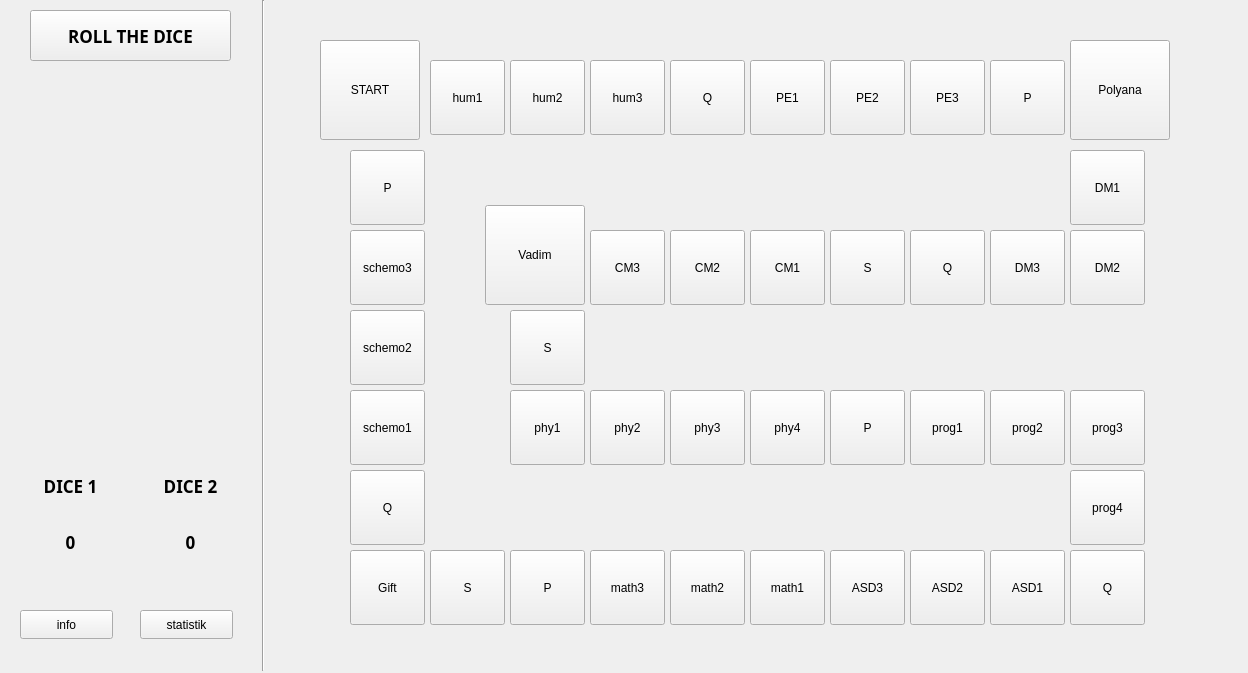
First picture: the form in mapwindow.ui, repository Molodid-Tyshchenko/qt-monopoly-, before the edit.
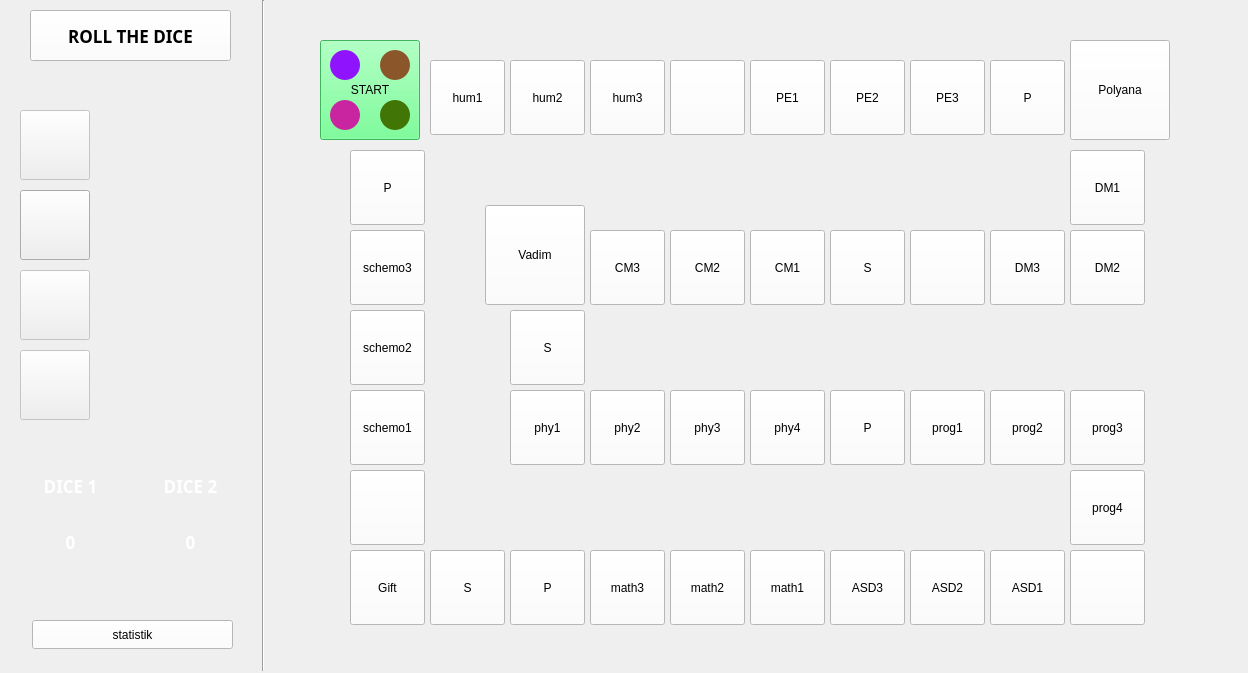
Second picture: the form after the edit. Icons and pictures are not drawn.

```diff
--- a/mapwindow.ui
+++ b/mapwindow.ui
@@ -19,6 +19,13 @@
   <property name="windowTitle">
    <string>Form</string>
   </property>
+  <property name="styleSheet">
+   <string notr="true">background-color: rgb(68, 68, 68);
+QPushButton {
+    background-color: rgb(255, 255, 255);
+}
+</string>
+  </property>
   <widget class="QPushButton" name="bRollDice">
    <property name="geometry">
     <rect>
@@ -37,6 +44,9 @@
      <underline>false</underline>
     </font>
    </property>
+   <property name="styleSheet">
+    <string notr="true">background-color: rgb(255, 255, 255);</string>
+   </property>
    <property name="text">
     <string>ROLL THE DICE</string>
    </property>
@@ -56,6 +66,9 @@
    <property name="mouseTracking">
     <bool>false</bool>
    </property>
+   <property name="styleSheet">
+    <string notr="true">background-color: rgb(85, 255, 127);</string>
+   </property>
    <property name="text">
     <string>START</string>
    </property>
@@ -90,6 +103,9 @@
      <pointsize>12</pointsize>
     </font>
    </property>
+   <property name="styleSheet">
+    <string notr="true">color: rgb(255, 255, 255);</string>
+   </property>
    <property name="text">
     <string/>
    </property>
@@ -111,6 +127,9 @@
      <pointsize>12</pointsize>
     </font>
    </property>
+   <property name="styleSheet">
+    <string notr="true">color: rgb(255, 255, 255);</string>
+   </property>
    <property name="text">
     <string/>
    </property>
@@ -132,6 +151,9 @@
      <pointsize>12</pointsize>
     </font>
    </property>
+   <property name="styleSheet">
+    <string notr="true">color: rgb(255, 255, 255);</string>
+   </property>
    <property name="text">
     <string/>
    </property>
@@ -153,6 +175,9 @@
      <pointsize>12</pointsize>
     </font>
    </property>
+   <property name="styleSheet">
+    <string notr="true">color: rgb(255, 255, 255);</string>
+   </property>
    <property name="text">
     <string/>
    </property>
@@ -175,6 +200,9 @@
    <property name="mouseTracking">
     <bool>false</bool>
    </property>
+   <property name="styleSheet">
+    <string notr="true">background-color: rgb(255, 255, 255);</string>
+   </property>
    <property name="text">
     <string>hum1</string>
    </property>
@@ -197,6 +225,9 @@
    <property name="mouseTracking">
     <bool>false</bool>
    </property>
+   <property name="styleSheet">
+    <string notr="true">background-color: rgb(255, 255, 255);</string>
+   </property>
    <property name="text">
     <string>hum2</string>
    </property>
@@ -219,6 +250,9 @@
    <property name="mouseTracking">
     <bool>false</bool>
    </property>
+   <property name="styleSheet">
+    <string notr="true">background-color: rgb(255, 255, 255);</string>
+   </property>
    <property name="text">
     <string>hum3</string>
    </property>
@@ -241,8 +275,22 @@
    <property name="mouseTracking">
     <bool>false</bool>
    </property>
+   <property name="styleSheet">
+    <string notr="true">background-color: rgb(255, 255, 255);</string>
+   </property>
    <property name="text">
-    <string>Q</string>
+    <string/>
+   </property>
+   <property name="icon">
+    <iconset>
+     <normaloff>:/new/prefix2/question.png</normaloff>
+     <disabledoff>:/new/prefix2/images/question.png</disabledoff>:/new/prefix2/question.png</iconset>
+   </property>
+   <property name="iconSize">
+    <size>
+     <width>50</width>
+     <height>50</height>
+    </size>
    </property>
    <property name="checkable">
     <bool>false</bool>
@@ -263,6 +311,9 @@
    <property name="mouseTracking">
     <bool>false</bool>
    </property>
+   <property name="styleSheet">
+    <string notr="true">background-color: rgb(255, 255, 255);</string>
+   </property>
    <property name="text">
     <string>PE1</string>
    </property>
@@ -285,6 +336,9 @@
    <property name="mouseTracking">
     <bool>false</bool>
    </property>
+   <property name="styleSheet">
+    <string notr="true">background-color: rgb(255, 255, 255);</string>
+   </property>
    <property name="text">
     <string>PE2</string>
    </property>
@@ -307,6 +361,9 @@
    <property name="mouseTracking">
     <bool>false</bool>
    </property>
+   <property name="styleSheet">
+    <string notr="true">background-color: rgb(255, 255, 255);</string>
+   </property>
    <property name="text">
     <string>PE3</string>
    </property>
@@ -329,6 +386,9 @@
    <property name="mouseTracking">
     <bool>false</bool>
    </property>
+   <property name="styleSheet">
+    <string notr="true">background-color: rgb(255, 255, 255);</string>
+   </property>
    <property name="text">
     <string>P</string>
    </property>
@@ -351,6 +411,9 @@
    <property name="mouseTracking">
     <bool>false</bool>
    </property>
+   <property name="styleSheet">
+    <string notr="true">background-color: rgb(255, 255, 255);</string>
+   </property>
    <property name="text">
     <string>Polyana</string>
    </property>
@@ -373,6 +436,9 @@
    <property name="mouseTracking">
     <bool>false</bool>
    </property>
+   <property name="styleSheet">
+    <string notr="true">background-color: rgb(255, 255, 255);</string>
+   </property>
    <property name="text">
     <string>DM1</string>
    </property>
@@ -395,6 +461,9 @@
    <property name="mouseTracking">
     <bool>false</bool>
    </property>
+   <property name="styleSheet">
+    <string notr="true">background-color: rgb(255, 255, 255);</string>
+   </property>
    <property name="text">
     <string>DM2</string>
    </property>
@@ -417,6 +486,9 @@
    <property name="mouseTracking">
     <bool>false</bool>
    </property>
+   <property name="styleSheet">
+    <string notr="true">background-color: rgb(255, 255, 255);</string>
+   </property>
    <property name="text">
     <string>DM3</string>
    </property>
@@ -439,6 +511,9 @@
    <property name="mouseTracking">
     <bool>false</bool>
    </property>
+   <property name="styleSheet">
+    <string notr="true">background-color: rgb(255, 255, 255);</string>
+   </property>
    <property name="text">
     <string>CM2</string>
    </property>
@@ -461,6 +536,9 @@
    <property name="mouseTracking">
     <bool>false</bool>
    </property>
+   <property name="styleSheet">
+    <string notr="true">background-color: rgb(255, 255, 255);</string>
+   </property>
    <property name="text">
     <string>CM1</string>
    </property>
@@ -483,8 +561,22 @@
    <property name="mouseTracking">
     <bool>false</bool>
    </property>
+   <property name="styleSheet">
+    <string notr="true">background-color: rgb(255, 255, 255);</string>
+   </property>
    <property name="text">
-    <string>Q</string>
+    <string/>
+   </property>
+   <property name="icon">
+    <iconset>
+     <normaloff>:/new/prefix2/question.png</normaloff>
+     <disabledoff>:/new/prefix2/images/question.png</disabledoff>:/new/prefix2/question.png</iconset>
+   </property>
+   <property name="iconSize">
+    <size>
+     <width>50</width>
+     <height>50</height>
+    </size>
    </property>
    <property name="checkable">
     <bool>false</bool>
@@ -505,6 +597,9 @@
    <property name="mouseTracking">
     <bool>false</bool>
    </property>
+   <property name="styleSheet">
+    <string notr="true">background-color: rgb(255, 255, 255);</string>
+   </property>
    <property name="text">
     <string>S</string>
    </property>
@@ -527,6 +622,9 @@
    <property name="mouseTracking">
     <bool>false</bool>
    </property>
+   <property name="styleSheet">
+    <string notr="true">background-color: rgb(255, 255, 255);</string>
+   </property>
    <property name="text">
     <string>Vadim</string>
    </property>
@@ -549,6 +647,9 @@
    <property name="mouseTracking">
     <bool>false</bool>
    </property>
+   <property name="styleSheet">
+    <string notr="true">background-color: rgb(255, 255, 255);</string>
+   </property>
    <property name="text">
     <string>phy1</string>
    </property>
@@ -571,6 +672,9 @@
    <property name="mouseTracking">
     <bool>false</bool>
    </property>
+   <property name="styleSheet">
+    <string notr="true">background-color: rgb(255, 255, 255);</string>
+   </property>
    <property name="text">
     <string>S</string>
    </property>
@@ -593,6 +697,9 @@
    <property name="mouseTracking">
     <bool>false</bool>
    </property>
+   <property name="styleSheet">
+    <string notr="true">background-color: rgb(255, 255, 255);</string>
+   </property>
    <property name="text">
     <string>phy4</string>
    </property>
@@ -615,6 +722,9 @@
    <property name="mouseTracking">
     <bool>false</bool>
    </property>
+   <property name="styleSheet">
+    <string notr="true">background-color: rgb(255, 255, 255);</string>
+   </property>
    <property name="text">
     <string>P</string>
    </property>
@@ -637,6 +747,9 @@
    <property name="mouseTracking">
     <bool>false</bool>
    </property>
+   <property name="styleSheet">
+    <string notr="true">background-color: rgb(255, 255, 255);</string>
+   </property>
    <property name="text">
     <string>phy3</string>
    </property>
@@ -664,6 +777,9 @@
    <property name="mouseTracking">
     <bool>false</bool>
    </property>
+   <property name="styleSheet">
+    <string notr="true">background-color: rgb(255, 255, 255);</string>
+   </property>
    <property name="text">
     <string>prog1</string>
    </property>
@@ -686,6 +802,9 @@
    <property name="mouseTracking">
     <bool>false</bool>
    </property>
+   <property name="styleSheet">
+    <string notr="true">background-color: rgb(255, 255, 255);</string>
+   </property>
    <property name="text">
     <string>prog3</string>
    </property>
@@ -708,6 +827,12 @@
    <property name="mouseTracking">
     <bool>false</bool>
    </property>
+   <property name="autoFillBackground">
+    <bool>false</bool>
+   </property>
+   <property name="styleSheet">
+    <string notr="true">background-color: rgb(255, 255, 255);</string>
+   </property>
    <property name="text">
     <string>prog2</string>
    </property>
@@ -730,6 +855,9 @@
    <property name="mouseTracking">
     <bool>false</bool>
    </property>
+   <property name="styleSheet">
+    <string notr="true">background-color: rgb(255, 255, 255);</string>
+   </property>
    <property name="text">
     <string>CM3</string>
    </property>
@@ -752,6 +880,9 @@
    <property name="mouseTracking">
     <bool>false</bool>
    </property>
+   <property name="styleSheet">
+    <string notr="true">background-color: rgb(255, 255, 255);</string>
+   </property>
    <property name="text">
     <string>phy2</string>
    </property>
@@ -774,8 +905,22 @@
    <property name="mouseTracking">
     <bool>false</bool>
    </property>
+   <property name="styleSheet">
+    <string notr="true">background-color: rgb(255, 255, 255);</string>
+   </property>
    <property name="text">
-    <string>Q</string>
+    <string/>
+   </property>
+   <property name="icon">
+    <iconset>
+     <normaloff>:/new/prefix2/question.png</normaloff>
+     <disabledoff>:/new/prefix2/images/question.png</disabledoff>:/new/prefix2/question.png</iconset>
+   </property>
+   <property name="iconSize">
+    <size>
+     <width>50</width>
+     <height>50</height>
+    </size>
    </property>
    <property name="checkable">
     <bool>false</bool>
@@ -796,6 +941,9 @@
    <property name="mouseTracking">
     <bool>false</bool>
    </property>
+   <property name="styleSheet">
+    <string notr="true">background-color: rgb(255, 255, 255);</string>
+   </property>
    <property name="text">
     <string>prog4</string>
    </property>
@@ -818,6 +966,9 @@
    <property name="mouseTracking">
     <bool>false</bool>
    </property>
+   <property name="styleSheet">
+    <string notr="true">background-color: rgb(255, 255, 255);</string>
+   </property>
    <property name="text">
     <string>ASD1</string>
    </property>
@@ -840,6 +991,9 @@
    <property name="mouseTracking">
     <bool>false</bool>
    </property>
+   <property name="styleSheet">
+    <string notr="true">background-color: rgb(255, 255, 255);</string>
+   </property>
    <property name="text">
     <string>ASD3</string>
    </property>
@@ -862,6 +1016,9 @@
    <property name="mouseTracking">
     <bool>false</bool>
    </property>
+   <property name="styleSheet">
+    <string notr="true">background-color: rgb(255, 255, 255);</string>
+   </property>
    <property name="text">
     <string>math1</string>
    </property>
@@ -884,6 +1041,9 @@
    <property name="mouseTracking">
     <bool>false</bool>
    </property>
+   <property name="styleSheet">
+    <string notr="true">background-color: rgb(255, 255, 255);</string>
+   </property>
    <property name="text">
     <string>math2</string>
    </property>
@@ -906,6 +1066,9 @@
    <property name="mouseTracking">
     <bool>false</bool>
    </property>
+   <property name="styleSheet">
+    <string notr="true">background-color: rgb(255, 255, 255);</string>
+   </property>
    <property name="text">
     <string>ASD2</string>
    </property>
@@ -928,6 +1091,9 @@
    <property name="mouseTracking">
     <bool>false</bool>
    </property>
+   <property name="styleSheet">
+    <string notr="true">background-color: rgb(255, 255, 255);</string>
+   </property>
    <property name="text">
     <string>P</string>
    </property>
@@ -950,6 +1116,9 @@
    <property name="mouseTracking">
     <bool>false</bool>
    </property>
+   <property name="styleSheet">
+    <string notr="true">background-color: rgb(255, 255, 255);</string>
+   </property>
    <property name="text">
     <string>math3</string>
    </property>
@@ -972,6 +1141,9 @@
    <property name="mouseTracking">
     <bool>false</bool>
    </property>
+   <property name="styleSheet">
+    <string notr="true">background-color: rgb(255, 255, 255);</string>
+   </property>
    <property name="text">
     <string>Gift</string>
    </property>
@@ -994,6 +1166,9 @@
    <property name="mouseTracking">
     <bool>false</bool>
    </property>
+   <property name="styleSheet">
+    <string notr="true">background-color: rgb(255, 255, 255);</string>
+   </property>
    <property name="text">
     <string>S</string>
    </property>
@@ -1016,6 +1191,9 @@
    <property name="mouseTracking">
     <bool>false</bool>
    </property>
+   <property name="styleSheet">
+    <string notr="true">background-color: rgb(255, 255, 255);</string>
+   </property>
    <property name="text">
     <string>schemo1</string>
    </property>
@@ -1038,8 +1216,22 @@
    <property name="mouseTracking">
     <bool>false</bool>
    </property>
+   <property name="styleSheet">
+    <string notr="true">background-color: rgb(255, 255, 255);</string>
+   </property>
    <property name="text">
-    <string>Q</string>
+    <string/>
+   </property>
+   <property name="icon">
+    <iconset>
+     <normaloff>:/new/prefix2/question.png</normaloff>
+     <disabledoff>:/new/prefix2/images/question.png</disabledoff>:/new/prefix2/question.png</iconset>
+   </property>
+   <property name="iconSize">
+    <size>
+     <width>50</width>
+     <height>50</height>
+    </size>
    </property>
    <property name="checkable">
     <bool>false</bool>
@@ -1060,6 +1252,9 @@
    <property name="mouseTracking">
     <bool>false</bool>
    </property>
+   <property name="styleSheet">
+    <string notr="true">background-color: rgb(255, 255, 255);</string>
+   </property>
    <property name="text">
     <string>schemo3</string>
    </property>
@@ -1082,6 +1277,9 @@
    <property name="mouseTracking">
     <bool>false</bool>
    </property>
+   <property name="styleSheet">
+    <string notr="true">background-color: rgb(255, 255, 255);</string>
+   </property>
    <property name="text">
     <string>schemo2</string>
    </property>
@@ -1104,6 +1302,9 @@
    <property name="mouseTracking">
     <bool>false</bool>
    </property>
+   <property name="styleSheet">
+    <string notr="true">background-color: rgb(255, 255, 255);</string>
+   </property>
    <property name="text">
     <string>P</string>
    </property>
@@ -1120,6 +1321,9 @@
      <height>20</height>
     </rect>
    </property>
+   <property name="styleSheet">
+    <string notr="true">color: rgb(255, 255, 255);</string>
+   </property>
    <property name="text">
     <string/>
    </property>
@@ -1133,6 +1337,9 @@
      <height>20</height>
     </rect>
    </property>
+   <property name="styleSheet">
+    <string notr="true">color: rgb(255, 255, 255);</string>
+   </property>
    <property name="text">
     <string/>
    </property>
@@ -1146,6 +1353,9 @@
      <height>20</height>
     </rect>
    </property>
+   <property name="styleSheet">
+    <string notr="true">color: rgb(255, 255, 255);</string>
+   </property>
    <property name="text">
     <string/>
    </property>
@@ -1162,57 +1372,8 @@
      <height>20</height>
     </rect>
    </property>
-   <property name="text">
-    <string/>
-   </property>
-  </widget>
-  <widget class="QLabel" name="pos1">
-   <property name="geometry">
-    <rect>
-     <x>170</x>
-     <y>110</y>
-     <width>63</width>
-     <height>20</height>
-    </rect>
-   </property>
-   <property name="text">
-    <string/>
-   </property>
-  </widget>
-  <widget class="QLabel" name="pos2">
-   <property name="geometry">
-    <rect>
-     <x>170</x>
-     <y>210</y>
-     <width>63</width>
-     <height>20</height>
-    </rect>
-   </property>
-   <property name="text">
-    <string/>
-   </property>
-  </widget>
-  <widget class="QLabel" name="pos3">
-   <property name="geometry">
-    <rect>
-     <x>170</x>
-     <y>270</y>
-     <width>63</width>
-     <height>20</height>
-    </rect>
-   </property>
-   <property name="text">
-    <string/>
-   </property>
-  </widget>
-  <widget class="QLabel" name="pos4">
-   <property name="geometry">
-    <rect>
-     <x>180</x>
-     <y>350</y>
-     <width>63</width>
-     <height>20</height>
-    </rect>
+   <property name="styleSheet">
+    <string notr="true">color: rgb(255, 255, 255);</string>
    </property>
    <property name="text">
     <string/>
@@ -1234,6 +1395,9 @@
      <bold>true</bold>
     </font>
    </property>
+   <property name="styleSheet">
+    <string notr="true">color: rgb(255, 255, 255);</string>
+   </property>
    <property name="text">
     <string>DICE 1</string>
    </property>
@@ -1257,6 +1421,9 @@
      <bold>true</bold>
     </font>
    </property>
+   <property name="styleSheet">
+    <string notr="true">color: rgb(255, 255, 255);</string>
+   </property>
    <property name="text">
     <string>DICE 2</string>
    </property>
@@ -1289,6 +1456,9 @@
    <property name="focusPolicy">
     <enum>Qt::NoFocus</enum>
    </property>
+   <property name="styleSheet">
+    <string notr="true">color: rgb(255, 255, 255);</string>
+   </property>
    <property name="text">
     <string>0</string>
    </property>
@@ -1312,6 +1482,9 @@
      <bold>true</bold>
     </font>
    </property>
+   <property name="styleSheet">
+    <string notr="true">color: rgb(255, 255, 255);</string>
+   </property>
    <property name="text">
     <string>0</string>
    </property>
@@ -1319,32 +1492,214 @@
     <set>Qt::AlignHCenter|Qt::AlignTop</set>
    </property>
   </widget>
-  <widget class="QPushButton" name="pushButton">
-   <property name="geometry">
-    <rect>
-     <x>20</x>
-     <y>610</y>
-     <width>93</width>
-     <height>29</height>
-    </rect>
-   </property>
-   <property name="text">
-    <string>info</string>
-   </property>
-  </widget>
   <widget class="QPushButton" name="pushButton_2">
    <property name="geometry">
     <rect>
-     <x>140</x>
-     <y>610</y>
-     <width>93</width>
+     <x>32</x>
+     <y>620</y>
+     <width>201</width>
      <height>29</height>
     </rect>
    </property>
+   <property name="styleSheet">
+    <string notr="true">background-color: rgb(255, 255, 255);</string>
+   </property>
    <property name="text">
     <string>statistik</string>
    </property>
   </widget>
+  <widget class="QPushButton" name="pl1">
+   <property name="geometry">
+    <rect>
+     <x>330</x>
+     <y>50</y>
+     <width>30</width>
+     <height>30</height>
+    </rect>
+   </property>
+   <property name="styleSheet">
+    <string notr="true">background-color: rgb(144, 19, 254);
+color: rgb(255, 255, 255);
+font: 10pt &quot;Segoe UI&quot;;
+border-radius: 15px;
+
+</string>
+   </property>
+   <property name="text">
+    <string/>
+   </property>
+  </widget>
+  <widget class="QPushButton" name="pl2">
+   <property name="geometry">
+    <rect>
+     <x>330</x>
+     <y>100</y>
+     <width>30</width>
+     <height>30</height>
+    </rect>
+   </property>
+   <property name="styleSheet">
+    <string notr="true">background-color: rgb(201, 37, 161);
+color: rgb(255, 255, 255);
+font: 10pt &quot;Segoe UI&quot;;
+border-radius: 15px;</string>
+   </property>
+   <property name="text">
+    <string/>
+   </property>
+  </widget>
+  <widget class="QPushButton" name="pl3">
+   <property name="geometry">
+    <rect>
+     <x>380</x>
+     <y>50</y>
+     <width>30</width>
+     <height>30</height>
+    </rect>
+   </property>
+   <property name="styleSheet">
+    <string notr="true">color: rgb(255, 255, 255);
+font: 10pt &quot;Segoe UI&quot;;
+background-color: rgb(139, 87, 42);
+border-radius: 15px;</string>
+   </property>
+   <property name="text">
+    <string/>
+   </property>
+  </widget>
+  <widget class="QPushButton" name="pl4">
+   <property name="geometry">
+    <rect>
+     <x>380</x>
+     <y>100</y>
+     <width>30</width>
+     <height>30</height>
+    </rect>
+   </property>
+   <property name="styleSheet">
+    <string notr="true">background-color: rgb(65, 117, 5);
+color: rgb(255, 255, 255);
+font: 10pt &quot;Segoe UI&quot;;
+border-radius: 15px;</string>
+   </property>
+   <property name="text">
+    <string/>
+   </property>
+  </widget>
+  <widget class="QPushButton" name="icon_pl1">
+   <property name="enabled">
+    <bool>false</bool>
+   </property>
+   <property name="geometry">
+    <rect>
+     <x>20</x>
+     <y>110</y>
+     <width>70</width>
+     <height>70</height>
+    </rect>
+   </property>
+   <property name="text">
+    <string/>
+   </property>
+   <property name="icon">
+    <iconset resource="pl1.qrc">
+     <normaloff>:/new/prefix1/images/pl1.png</normaloff>
+     <disabledoff>:/new/prefix1/images/pl1.png</disabledoff>
+     <disabledon>:/new/prefix1/images/pl1.png</disabledon>:/new/prefix1/images/pl1.png</iconset>
+   </property>
+   <property name="iconSize">
+    <size>
+     <width>70</width>
+     <height>70</height>
+    </size>
+   </property>
+  </widget>
+  <widget class="QPushButton" name="icon_pl2">
+   <property name="geometry">
+    <rect>
+     <x>20</x>
+     <y>190</y>
+     <width>70</width>
+     <height>70</height>
+    </rect>
+   </property>
+   <property name="text">
+    <string/>
+   </property>
+   <property name="icon">
+    <iconset>
+     <disabledoff>:/new/prefix1/images/pl2.png</disabledoff>
+    </iconset>
+   </property>
+   <property name="iconSize">
+    <size>
+     <width>70</width>
+     <height>70</height>
+    </size>
+   </property>
+  </widget>
+  <widget class="QPushButton" name="icon_pl3">
+   <property name="enabled">
+    <bool>false</bool>
+   </property>
+   <property name="geometry">
+    <rect>
+     <x>20</x>
+     <y>270</y>
+     <width>70</width>
+     <height>70</height>
+    </rect>
+   </property>
+   <property name="text">
+    <string/>
+   </property>
+   <property name="icon">
+    <iconset>
+     <disabledoff>:/new/prefix1/images/pl3.png</disabledoff>
+    </iconset>
+   </property>
+   <property name="iconSize">
+    <size>
+     <width>70</width>
+     <height>70</height>
+    </size>
+   </property>
+  </widget>
+  <widget class="QPushButton" name="icon_pl4">
+   <property name="enabled">
+    <bool>false</bool>
+   </property>
+   <property name="geometry">
+    <rect>
+     <x>20</x>
+     <y>350</y>
+     <width>70</width>
+     <height>70</height>
+    </rect>
+   </property>
+   <property name="text">
+    <string/>
+   </property>
+   <property name="icon">
+    <iconset>
+     <normaloff>:/new/prefix1/pl4.png</normaloff>
+     <disabledoff>:/new/prefix1/images/pl4.png</disabledoff>
+     <activeoff>:/new/prefix1/pl4.png</activeoff>
+     <selectedoff>:/new/prefix1/pl4.png</selectedoff>:/new/prefix1/pl4.png</iconset>
+   </property>
+   <property name="iconSize">
+    <size>
+     <width>70</width>
+     <height>70</height>
+    </size>
+   </property>
+   <property name="checkable">
+    <bool>false</bool>
+   </property>
+   <property name="flat">
+    <bool>false</bool>
+   </property>
+  </widget>
  </widget>
  <resources/>
  <connections/>
```
Left out of the diff: 4 changed lines with no effect on the pictures.
